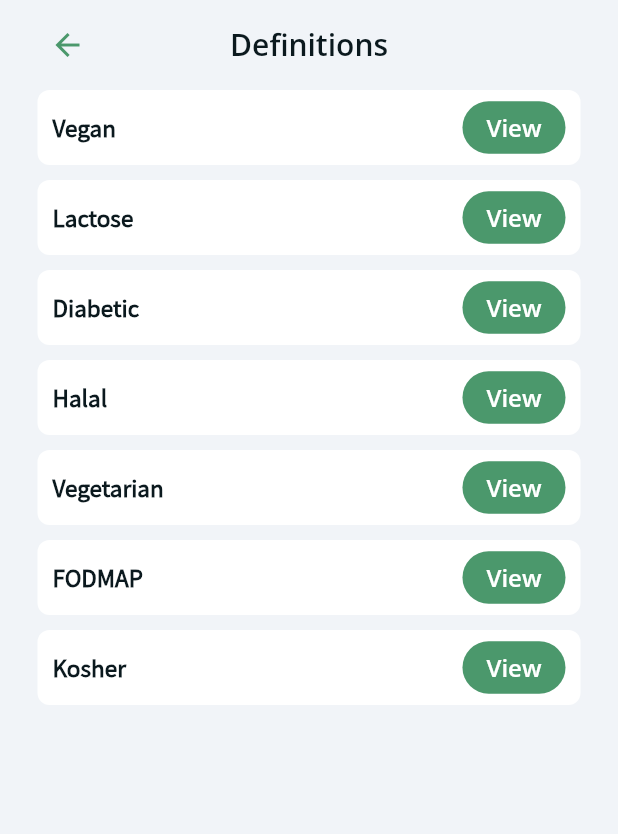
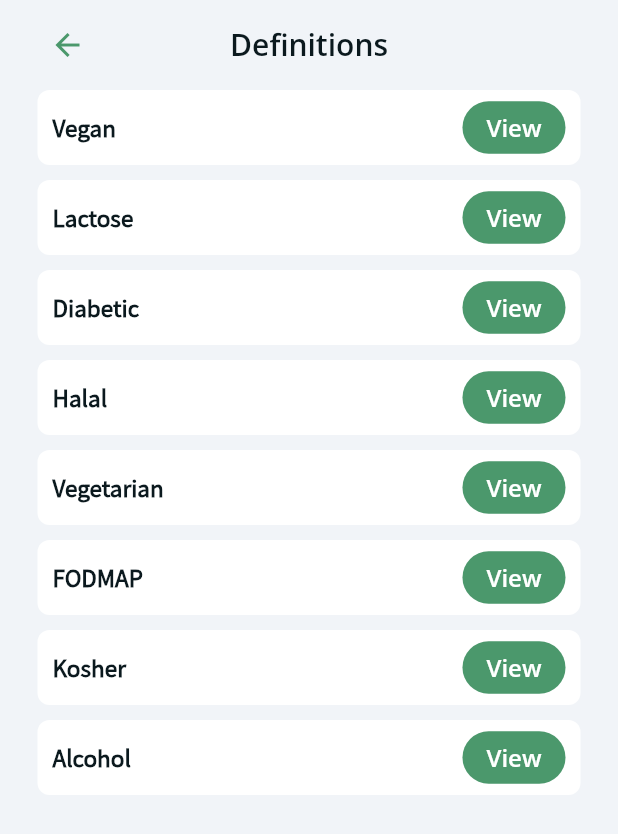
Before and after one commit to jigar9696/biteright, a Flutter app: the BiteRightD4DefinitionsWidget screen opened by its route, on a phone screen of 412 x 824 dp. Shown: the top 834 px of the screen. Run offline on Flutter 3.47's test engine with Material 3 defaults, Android fonts, the phone set to English and light mode, and no system bars; drawn by our look-alikes of auto_size_text; our stand-ins replace cloud_firestore, equatable, file_picker, firebase_analytics, firebase_auth, firebase_core and 16 more; missing offline and left inert: flutter_barcode_scanner, json_path, mime_type; accounts and stored records are empty.

Commit message:
Updating to latest FlutterFlow output.

```diff
--- a/lib/bite_pages/bite_right_d4_definitions/bite_right_d4_definitions_widget.dart
+++ b/lib/bite_pages/bite_right_d4_definitions/bite_right_d4_definitions_widget.dart
@@ -753,6 +753,98 @@
                         ),
                       ),
                     ),
+                    Container(
+                      width: double.infinity,
+                      height: 50.0,
+                      decoration: BoxDecoration(
+                        color: FlutterFlowTheme.of(context).secondaryBackground,
+                        borderRadius: BorderRadius.only(
+                          bottomLeft: Radius.circular(8.0),
+                          bottomRight: Radius.circular(8.0),
+                          topLeft: Radius.circular(8.0),
+                          topRight: Radius.circular(8.0),
+                        ),
+                      ),
+                      child: InkWell(
+                        splashColor: Colors.transparent,
+                        focusColor: Colors.transparent,
+                        hoverColor: Colors.transparent,
+                        highlightColor: Colors.transparent,
+                        onTap: () async {
+                          logFirebaseEvent(
+                              'BITE_RIGHT_D4_DEFINITIONS_Row_m05i6tbg_O');
+                          logFirebaseEvent('Row_navigate_to');
+
+                          context
+                              .pushNamed(BiteRightD4aAlcoholWidget.routeName);
+                        },
+                        child: Row(
+                          mainAxisSize: MainAxisSize.max,
+                          mainAxisAlignment: MainAxisAlignment.spaceBetween,
+                          children: [
+                            Align(
+                              alignment: AlignmentDirectional(-1.0, 0.0),
+                              child: Padding(
+                                padding: EdgeInsetsDirectional.fromSTEB(
+                                    10.0, 10.0, 0.0, 10.0),
+                                child: Text(
+                                  'Alcohol',
+                                  textAlign: TextAlign.start,
+                                  style: FlutterFlowTheme.of(context)
+                                      .bodyMedium
+                                      .override(
+                                        fontFamily: FlutterFlowTheme.of(context)
+                                            .bodyMediumFamily,
+                                        fontSize: 15.0,
+                                        letterSpacing: 0.0,
+                                        fontWeight: FontWeight.w600,
+                                        useGoogleFonts:
+                                            !FlutterFlowTheme.of(context)
+                                                .bodyMediumIsCustom,
+                                      ),
+                                ),
+                              ),
+                            ),
+                            Padding(
+                              padding: EdgeInsetsDirectional.fromSTEB(
+                                  0.0, 4.0, 10.0, 4.0),
+                              child: FFButtonWidget(
+                                onPressed: () async {
+                                  logFirebaseEvent(
+                                      'BITE_RIGHT_D4_DEFINITIONS_VIEW_BTN_ON_TA');
+                                  logFirebaseEvent('Button_navigate_to');
+
+                                  context.pushNamed(
+                                      BiteRightD4aAlcoholWidget.routeName);
+                                },
+                                text: 'View',
+                                options: FFButtonOptions(
+                                  height: 35.0,
+                                  padding: EdgeInsetsDirectional.fromSTEB(
+                                      16.0, 0.0, 16.0, 0.0),
+                                  iconPadding: EdgeInsetsDirectional.fromSTEB(
+                                      0.0, 0.0, 0.0, 0.0),
+                                  color: FlutterFlowTheme.of(context).primary,
+                                  textStyle: FlutterFlowTheme.of(context)
+                                      .titleSmall
+                                      .override(
+                                        fontFamily: FlutterFlowTheme.of(context)
+                                            .titleSmallFamily,
+                                        color: Colors.white,
+                                        letterSpacing: 0.0,
+                                        useGoogleFonts:
+                                            !FlutterFlowTheme.of(context)
+                                                .titleSmallIsCustom,
+                                      ),
+                                  elevation: 0.0,
+                                  borderRadius: BorderRadius.circular(24.0),
+                                ),
+                              ),
+                            ),
+                          ],
+                        ),
+                      ),
+                    ),
                   ]
                       .divide(SizedBox(height: 10.0))
                       .around(SizedBox(height: 10.0)),
--- a/lib/flutter_flow/nav/nav.dart
+++ b/lib/flutter_flow/nav/nav.dart
@@ -204,6 +204,11 @@
           name: BiteRightD4aKosherWidget.routeName,
           path: BiteRightD4aKosherWidget.routePath,
           builder: (context, params) => BiteRightD4aKosherWidget(),
+        ),
+        FFRoute(
+          name: BiteRightD4aAlcoholWidget.routeName,
+          path: BiteRightD4aAlcoholWidget.routePath,
+          builder: (context, params) => BiteRightD4aAlcoholWidget(),
         )
       ].map((r) => r.toRoute(appStateNotifier)).toList(),
     );
--- a/lib/index.dart
+++ b/lib/index.dart
@@ -41,3 +41,5 @@
     show BiteRightD4aFODMAPWidget;
 export '/bite_pages/bite_right_d4a_kosher/bite_right_d4a_kosher_widget.dart'
     show BiteRightD4aKosherWidget;
+export '/bite_pages/bite_right_d4a_alcohol/bite_right_d4a_alcohol_widget.dart'
+    show BiteRightD4aAlcoholWidget;
```
Also changed, not shown: lib/bite_pages/bite_right_d4a_alcohol/bite_right_d4a_alcohol_model.dart (added, +12 -0 lines), lib/bite_pages/bite_right_d4a_alcohol/bite_right_d4a_alcohol_widget.dart (added, +255 -0 lines).
